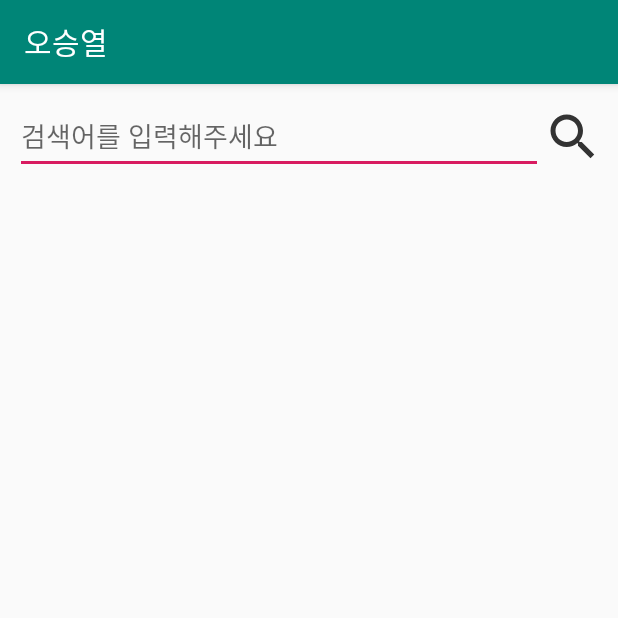
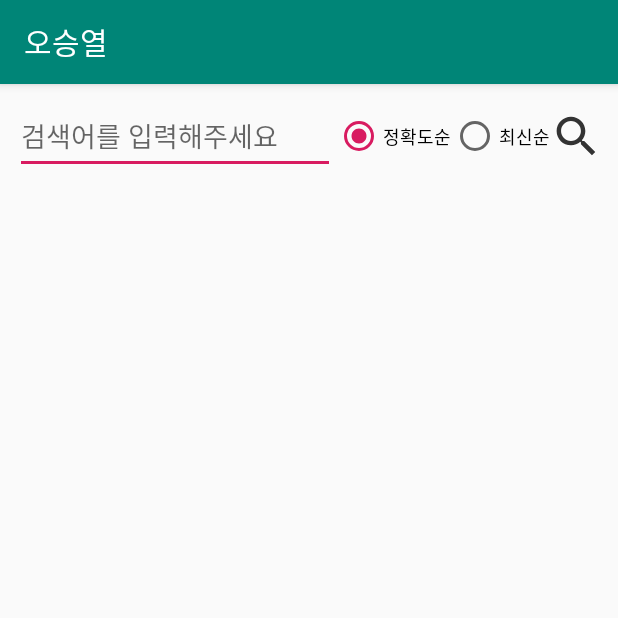
Before and after one commit to seung-yeol/intern, an Android app: the screen it shows after launch (MainActivity), on a phone screen of 412 x 824 dp, the top half of it. Run offline under Robolectric (Android 15) with nearby library versions, the phone set to English and light mode, and no system bars; our stand-ins replace Dagger/Hilt's generated code, data binding; pictures from the network do not load.

Commit message:
정확도순, 최신순 라디오버튼 적용

```diff
--- a/app/src/main/java/com/osy/intern/ui/main/MainViewModel.kt
+++ b/app/src/main/java/com/osy/intern/ui/main/MainViewModel.kt
@@ -1,12 +1,14 @@
 package com.osy.intern.ui.main
 
 import android.view.View
+import android.widget.RadioGroup
 import androidx.databinding.BindingAdapter
 import androidx.lifecycle.LiveData
 import androidx.lifecycle.MutableLiveData
 import androidx.lifecycle.ViewModel
 import androidx.recyclerview.widget.RecyclerView
 import androidx.recyclerview.widget.StaggeredGridLayoutManager
+import com.osy.intern.R
 import com.osy.intern.data.Sort
 import com.osy.intern.data.repository.ImgRepository
 import com.osy.intern.data.vo.ImgVO
@@ -24,29 +26,19 @@ class MainViewModel @Inject constructor(private val imgRepository: ImgRepository
     val listData: LiveData<MutableList<ImgVO.Document>>
         get() = _listData
 
-    private val _isItemClicked = MutableLiveData<Boolean>()
-    val isItemClicked: LiveData<Boolean>
-        get() = _isItemClicked
-
-
     val searchText = MutableLiveData<String>()
-    val sort: Sort = Sort.ACCURACY
+    var sort = Sort.ACCURACY
 
     private var page = 1
     private val size = 10
 
-    init {
-        _isItemClicked.value = false
-    }
-
     val onScrollListener = object : RecyclerView.OnScrollListener() {
-        override fun onScrollStateChanged(recyclerView: RecyclerView, newState: Int) {
-            super.onScrollStateChanged(recyclerView, newState)
+        override fun onScrollStateChanged(rv: RecyclerView, newState: Int) {
+            super.onScrollStateChanged(rv, newState)
 
             //스크롤중 마지막 아이템을 보이게 된 경우 이미지 더 불러옴.
-            if ((recyclerView.layoutManager as StaggeredGridLayoutManager).findLastVisibleItemPositions(null).toList().contains(
-                    size * page - 1
-                )
+            if ((rv.layoutManager as StaggeredGridLayoutManager)
+                    .findLastVisibleItemPositions(null).toList().contains(size * page - 1)
             ) {
                 page++
                 imgRepository
@@ -69,8 +61,19 @@ class MainViewModel @Inject constructor(private val imgRepository: ImgRepository
         }
     }
 
+    val onCheckedChangeListener = RadioGroup.OnCheckedChangeListener { _, checkedId ->
+        when (checkedId) {
+            R.id.btnAccuracy -> if (sort != Sort.ACCURACY) sort = Sort.ACCURACY
+            R.id.btnRecency -> if (sort != Sort.RECENCY) sort = Sort.RECENCY
+        }
+    }
+
     fun searchClick(clickedView: View) {
         page = 1
+        doSearch()
+    }
+
+    private fun doSearch() {
         if (!searchText.value.isNullOrEmpty()) {
             imgRepository.apply {
                 query = searchText.value
@@ -93,13 +96,14 @@ class MainViewModel @Inject constructor(private val imgRepository: ImgRepository
             //토스트라도 띄워줍시다.
         }
     }
-
-    fun itemClick(clickedView: View) {
-        _isItemClicked.value = true
-    }
 }
 
 @BindingAdapter("onScrolled")
 fun RecyclerView.onScrolled(onScrollListener: RecyclerView.OnScrollListener) {
     addOnScrollListener(onScrollListener)
 }
+
+@BindingAdapter("onCheckedChange")
+fun RadioGroup.onCheckedChange(onCheckedChangeListener: RadioGroup.OnCheckedChangeListener) {
+    setOnCheckedChangeListener(onCheckedChangeListener)
+}
--- a/app/src/main/res/layout/activity_main.xml
+++ b/app/src/main/res/layout/activity_main.xml
@@ -31,14 +31,39 @@
                 android:singleLine="true"
                 android:hint="@string/search_hint"
                 android:text="@={mainViewModel.searchText}"
-                app:layout_constraintEnd_toStartOf="@id/search_btn"
+                app:layout_constraintEnd_toStartOf="@id/radio"
                 app:layout_constraintStart_toStartOf="@id/left_line"
                 app:layout_constraintTop_toTopOf="parent"/>
 
+        <RadioGroup
+                android:id="@+id/radio"
+                android:layout_width="wrap_content"
+                android:layout_height="50dp"
+                android:orientation="horizontal"
+                android:checkedButton="@id/btnAccuracy"
+                app:onCheckedChange="@{mainViewModel.onCheckedChangeListener}"
+                app:layout_constraintHorizontal_chainStyle="packed"
+                app:layout_constraintTop_toTopOf="@id/edit_search"
+                app:layout_constraintStart_toEndOf="@id/edit_search"
+                app:layout_constraintEnd_toStartOf="@+id/search_btn">
+            <RadioButton
+                    android:id="@+id/btnAccuracy"
+                    android:layout_width="wrap_content"
+                    android:layout_height="50dp"
+                    android:textSize="12sp"
+                    android:text="@string/accuracy"/>
+            <RadioButton
+                    android:id="@+id/btnRecency"
+                    android:layout_width="wrap_content"
+                    android:layout_height="50dp"
+                    android:textSize="12sp"
+                    android:text="@string/recency"/>
+        </RadioGroup>
+
         <ImageButton
                 android:id="@+id/search_btn"
-                android:layout_width="40dp"
-                android:layout_height="40dp"
+                android:layout_width="35dp"
+                android:layout_height="35dp"
                 android:background="@drawable/ic_search"
                 android:onClick="@{mainViewModel::searchClick}"
                 app:layout_constraintBottom_toBottomOf="@id/edit_search"
--- a/app/src/main/res/layout/item_img.xml
+++ b/app/src/main/res/layout/item_img.xml
@@ -1,7 +1,6 @@
 <?xml version="1.0" encoding="utf-8"?>
 <layout xmlns:android="http://schemas.android.com/apk/res/android">
     <data>
-        <variable name="mainViewModel" type="com.osy.intern.ui.main.MainViewModel"/>
     </data>
     <LinearLayout
             android:orientation="vertical"
@@ -12,7 +11,6 @@
                 android:id="@+id/img"
                 android:scaleType="fitXY"
                 android:layout_width="match_parent"
-                android:layout_height="wrap_content"
-                android:onClick="@{mainViewModel::itemClick}"/>
+                android:layout_height="wrap_content"/>
     </LinearLayout>
 </layout>
--- a/app/src/main/res/values/strings.xml
+++ b/app/src/main/res/values/strings.xml
@@ -2,4 +2,6 @@
     <string name="app_name">오승열</string>
     <string name="kakao_restapi_key">7dcccc098808141496798bab2ee7d3e1</string>
     <string name="search_hint">검색어를 입력해주세요</string>
+    <string name="accuracy">정확도순</string>
+    <string name="recency">최신순</string>
 </resources>
```
